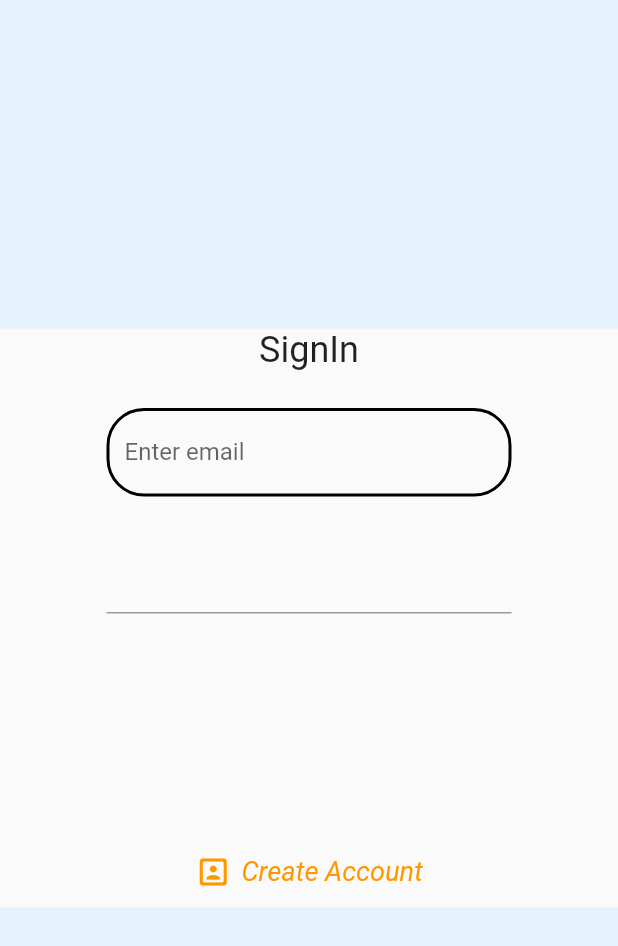
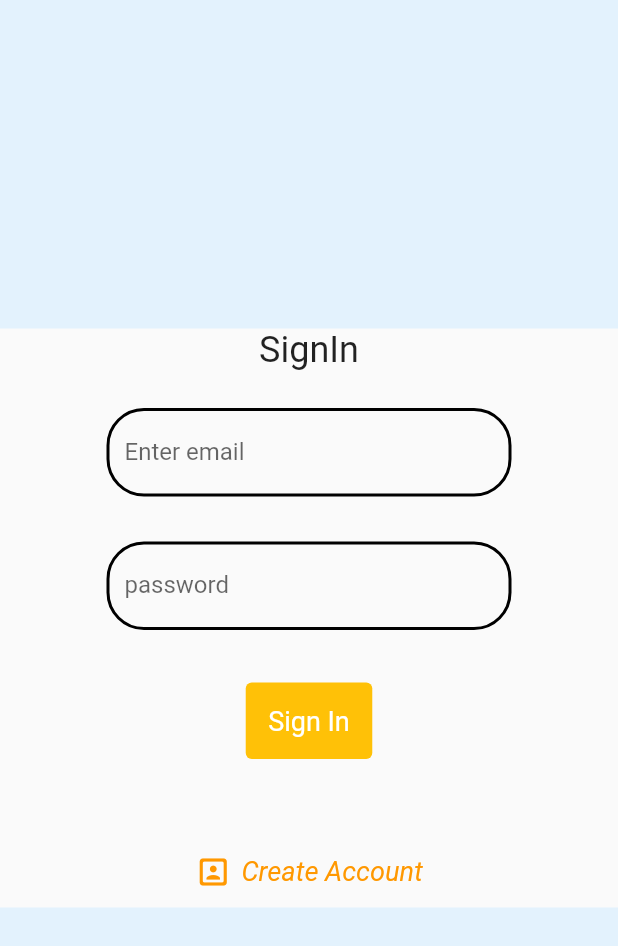
Before and after one commit to brian-cloud/Flutter_book_store_app, a Flutter app: the screen it shows after launch, after a tap on "Sign in to get started", on a phone screen of 412 x 824 dp. Shown: the top 946 px of the screen. Run offline on Flutter 3.47's test engine with Material 2 defaults, Android fonts, the phone set to English and light mode, and no system bars; missing offline and left inert: dart:js.

Commit message:
Flutter_book_store_app

```diff
--- a/book_store_app/lib/screens/get_started_page.dart
+++ b/book_store_app/lib/screens/get_started_page.dart
@@ -1,3 +1,6 @@
+import 'package:book_store_app/screens/login_page.dart';
+import 'package:book_store_app/widgets/input_decoration.dart';
+import 'package:book_store_app/widgets/login_form.dart';
 import 'package:flutter/material.dart';
 import 'dart:js';
 
@@ -53,101 +56,3 @@ class GetStarted extends StatelessWidget {
     );
   }
 }
-
-class LoginPage extends StatefulWidget {
-  const LoginPage({Key? key}) : super(key: key);
-
-  @override
-  State<LoginPage> createState() => _LoginPageState();
-}
-
-class _LoginPageState extends State<LoginPage> {
-  bool isCreateAccountClicked = false;
-  //final GlobalKey<FormState> _globalKey;
-
-  final _formKey = GlobalKey<FormState>();
-
-  final TextEditingController _emailTextController = TextEditingController();
-  final TextEditingController _passwordTextController = TextEditingController();
-  @override
-  Widget build(BuildContext context) {
-    return Material(
-        child: Container(
-      child: Column(
-        children: [
-          Expanded(
-              flex: 2,
-              child: Container(
-                color: Colors.blue.shade50,
-              )),
-          Text(
-            'SignIn',
-            style: Theme.of(context).textTheme.headline5,
-          ),
-          SizedBox(
-            height: 10,
-          ),
-          Column(
-            children: [
-              SizedBox(
-                width: 300,
-                height: 300,
-                child: isCreateAccountClicked != true
-                    ? Form(
-                        key: _formKey,
-                        child: Column(children: [
-                          Padding(
-                            padding: const EdgeInsets.all(15.0),
-                            child: TextFormField(
-                              controller: _emailTextController,
-                              decoration: InputDecoration(
-                                  fillColor: Colors.white,
-                                  focusedBorder: OutlineInputBorder(
-                                      borderRadius: BorderRadius.circular(12),
-                                      borderSide:
-                                          BorderSide(color: Colors.blue)),
-                                  enabledBorder: OutlineInputBorder(
-                                      borderRadius: BorderRadius.circular(25),
-                                      borderSide: BorderSide(
-                                          color: Colors.black, width: 2.0)),
-                                  labelText: 'Enter email',
-                                  hintText: 'brianmugo@gmail.com'),
-                            ),
-                          ),
-                          Padding(
-                            padding: const EdgeInsets.all(15.0),
-                            child: TextFormField(
-                              controller: _passwordTextController,
-                            ),
-                          )
-                        ]),
-                      )
-                    : Text('Hello'),
-              ),
-              TextButton.icon(
-                  icon: Icon(Icons.portrait_rounded),
-                  style: TextButton.styleFrom(
-                      primary: Colors.orange.shade500,
-                      textStyle:
-                          TextStyle(fontSize: 18, fontStyle: FontStyle.italic)),
-                  onPressed: () {
-                    setState(() {
-                      if (!isCreateAccountClicked) {
-                        isCreateAccountClicked = true;
-                      } else
-                        isCreateAccountClicked = false;
-                    });
-                  },
-                  label: Text('Create Account'))
-            ],
-          ),
-          Expanded(
-              flex: 2,
-              child: Container(
-                color: Colors.blue.shade50,
-              ))
-        ],
-      ),
-    ));
-  }
-}
--- /dev/null
+++ b/book_store_app/lib/screens/login_page.dart
@@ -0,0 +1,78 @@
+import 'package:book_store_app/widgets/create_account_form.dart';
+import 'package:book_store_app/widgets/login_form.dart';
+import 'package:flutter/material.dart';
+
+class LoginPage extends StatefulWidget {
+  const LoginPage({Key? key}) : super(key: key);
+
+  @override
+  State<LoginPage> createState() => _LoginPageState();
+}
+
+class _LoginPageState extends State<LoginPage> {
+  bool isCreateAccountClicked = false;
+  //final GlobalKey<FormState> _globalKey;
+
+  final _formKey = GlobalKey<FormState>();
+
+  final TextEditingController _emailTextController = TextEditingController();
+  final TextEditingController _passwordTextController = TextEditingController();
+  @override
+  Widget build(BuildContext context) {
+    return Material(
+        child: Container(
+      child: Column(
+        children: [
+          Expanded(
+              flex: 2,
+              child: Container(
+                color: Colors.blue.shade50,
+              )),
+          Text(
+            'SignIn',
+            style: Theme.of(context).textTheme.headline5,
+          ),
+          SizedBox(
+            height: 10,
+          ),
+          Column(
+            children: [
+              SizedBox(
+                  width: 300,
+                  height: 300,
+                  child: isCreateAccountClicked != true
+                      ? Loginwidget(
+                          formKey: _formKey,
+                          emailTextController: _emailTextController,
+                          passwordTextController: _passwordTextController)
+                      : CreateAccountForm(
+                          formKey: _formKey,
+                          emailTextController: _emailTextController,
+                          passwordTextController: _passwordTextController)),
+              TextButton.icon(
+                  icon: Icon(Icons.portrait_rounded),
+                  style: TextButton.styleFrom(
+                      primary: Colors.orange.shade500,
+                      textStyle:
+                          TextStyle(fontSize: 18, fontStyle: FontStyle.italic)),
+                  onPressed: () {
+                    setState(() {
+                      if (!isCreateAccountClicked) {
+                        isCreateAccountClicked = true;
+                      } else
+                        isCreateAccountClicked = false;
+                    });
+                  },
+                  label: Text('Create Account'))
+            ],
+          ),
+          Expanded(
+              flex: 2,
+              child: Container(
+                color: Colors.blue.shade50,
+              ))
+        ],
+      ),
+    ));
+  }
+}
--- /dev/null
+++ b/book_store_app/lib/widgets/input_decoration.dart
@@ -0,0 +1,14 @@
+import 'package:flutter/material.dart';
+
+InputDecoration newMethod({String? label, String? hintText}) {
+  return InputDecoration(
+      fillColor: Colors.white,
+      focusedBorder: OutlineInputBorder(
+          borderRadius: BorderRadius.circular(12),
+          borderSide: BorderSide(color: Colors.blue)),
+      enabledBorder: OutlineInputBorder(
+          borderRadius: BorderRadius.circular(25),
+          borderSide: BorderSide(color: Colors.black, width: 2.0)),
+      labelText: label,
+      hintText: hintText);
+}
--- /dev/null
+++ b/book_store_app/lib/widgets/login_form.dart
@@ -0,0 +1,65 @@
+import 'package:flutter/material.dart';
+
+import 'input_decoration.dart';
+
+class Loginwidget extends StatelessWidget {
+  const Loginwidget({
+    Key? key,
+    required GlobalKey<FormState> formKey,
+    required TextEditingController emailTextController,
+    required TextEditingController passwordTextController,
+  })  : _formKey = formKey,
+        _emailTextController = emailTextController,
+        _passwordTextController = passwordTextController,
+        super(key: key);
+
+  final GlobalKey<FormState> _formKey;
+  final TextEditingController _emailTextController;
+  final TextEditingController _passwordTextController;
+
+  @override
+  Widget build(BuildContext context) {
+    return Form(
+      key: _formKey,
+      child: Column(children: [
+        Padding(
+          padding: const EdgeInsets.all(15.0),
+          child: TextFormField(
+            validator: (value) {
+              return value!.isEmpty ? 'Please input Email' : null;
+            },
+            controller: _emailTextController,
+            decoration: newMethod(
+                label: 'Enter email', hintText: 'brianmugo@gmail.com'),
+          ),
+        ),
+        Padding(
+          padding: const EdgeInsets.all(15.0),
+          child: TextFormField(
+            validator: (value) {
+              return value!.isEmpty ? 'Please input password' : null;
+            },
+            controller: _passwordTextController,
+            obscureText: true,
+            decoration: newMethod(label: 'password', hintText: ''),
+          ),
+        ),
+        SizedBox(
+          height: 20,
+        ),
+        TextButton(
+            style: TextButton.styleFrom(
+                primary: Colors.white,
+                padding: EdgeInsets.all(15),
+                shape: RoundedRectangleBorder(
+                    borderRadius: BorderRadius.circular(4)),
+                backgroundColor: Colors.amber,
+                textStyle: TextStyle(fontSize: 18)),
+            onPressed: () {
+              if (_formKey.currentState!.validate()) {}
+            },
+            child: Text('Sign In'))
+      ]),
+    );
+  }
+}
```
Also changed, not shown: book_store_app/lib/widgets/create_account_form.dart (added, +67 -0 lines).
